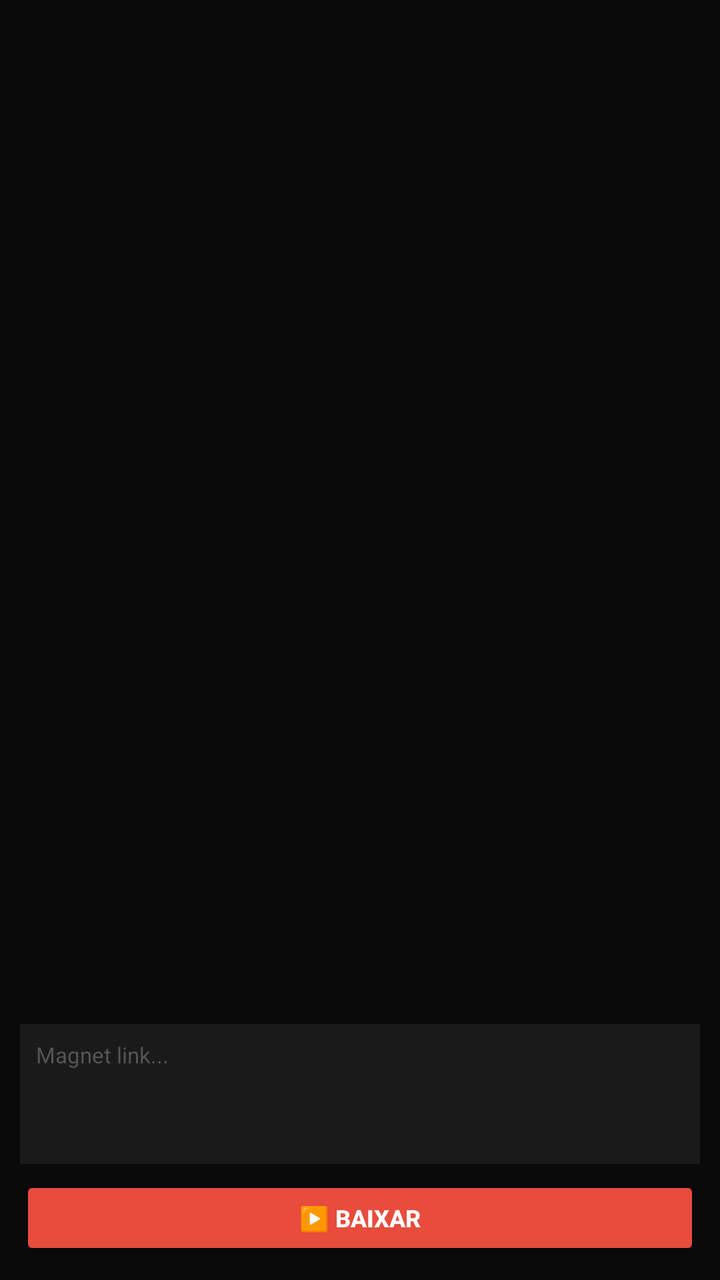
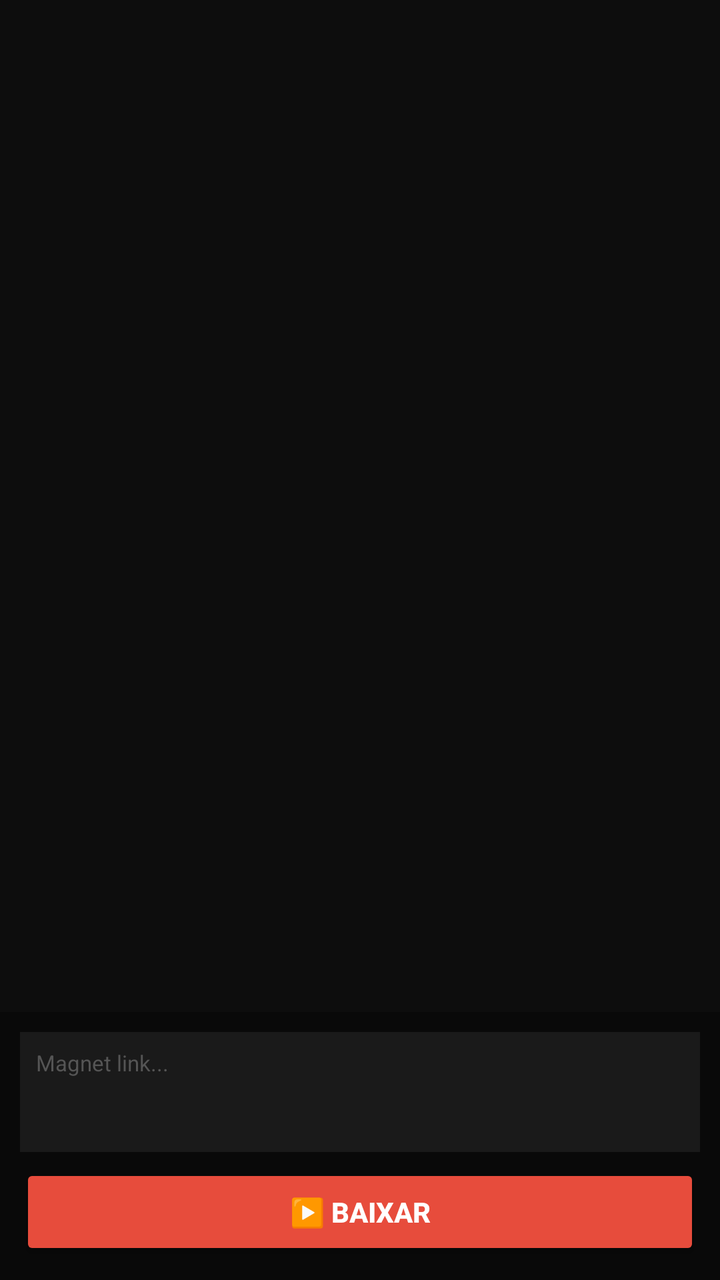

Screens rendered from an Android XML layout before and after an edit, with the pre-edit source and the edit as a unified diff.
<!-- AndroidManifest.xml: application theme Theme.AppCompat.NoActionBar -->
<!-- res/layout/activity_main.xml -->
<?xml version="1.0" encoding="utf-8"?>
<LinearLayout xmlns:android="http://schemas.android.com/apk/res/android"
    android:layout_width="match_parent"
    android:layout_height="match_parent"
    android:orientation="vertical"
    android:background="#0a0a0a">
    
    <ScrollView
        android:id="@+id/log_scroll"
        android:layout_width="match_parent"
        android:layout_height="0dp"
        android:layout_weight="1"
        android:padding="8dp">
        
        <TextView
            android:id="@+id/log_text"
            android:layout_width="match_parent"
            android:layout_height="wrap_content"
            android:textColor="#4ecb71"
            android:textSize="9sp"
            android:fontFamily="monospace" />
    </ScrollView>
    
    <LinearLayout
        android:id="@+id/control_panel"
        android:layout_width="match_parent"
        android:layout_height="wrap_content"
        android:orientation="vertical"
        android:padding="10dp"
        android:background="#cc0a0a0a">
        
        <EditText
            android:id="@+id/magnet_input"
            android:layout_width="match_parent"
            android:layout_height="70dp"
            android:background="#1a1a1a"
            android:gravity="top"
            android:hint="Magnet link..."
            android:textColorHint="#555"
            android:inputType="textMultiLine"
            android:padding="8dp"
            android:textColor="#fff"
            android:textSize="11sp" />
        
        <LinearLayout
            android:layout_width="match_parent"
            android:layout_height="wrap_content"
            android:orientation="horizontal"
            android:layout_marginTop="6dp">
            
            <Button
                android:id="@+id/btn_play"
                android:layout_width="0dp"
                android:layout_height="42dp"
                android:layout_weight="1"
                android:backgroundTint="#e74c3c"
                android:text="▶️ BAIXAR"
                android:textColor="#fff"
                android:textStyle="bold"
                android:textSize="12sp" />
            
            <Button
                android:id="@+id/btn_watch"
                android:layout_width="0dp"
                android:layout_height="42dp"
                android:layout_weight="1"
                android:layout_marginStart="4dp"
                android:backgroundTint="#4ecb71"
                android:text="🎬 ASSISTIR"
                android:textColor="#000"
                android:textStyle="bold"
                android:textSize="12sp"
                android:visibility="gone" />
            
            <Button
                android:id="@+id/btn_stop"
                android:layout_width="0dp"
                android:layout_height="42dp"
                android:layout_weight="1"
                android:layout_marginStart="4dp"
                android:backgroundTint="#555"
                android:text="⏹️ PARAR"
                android:textColor="#fff"
                android:textStyle="bold"
                android:textSize="12sp"
                android:visibility="gone" />
        </LinearLayout>
        
        <ProgressBar
            android:id="@+id/buffer_bar"
            style="?android:attr/progressBarStyleHorizontal"
            android:layout_width="match_parent"
            android:layout_height="4dp"
            android:layout_marginTop="6dp"
            android:progressTint="#e74c3c"
            android:visibility="gone" />
        
        <LinearLayout
            android:id="@+id/stats_row"
            android:layout_width="match_parent"
            android:layout_height="wrap_content"
            android:layout_marginTop="6dp"
            android:orientation="horizontal"
            android:visibility="gone">
            
            <LinearLayout
                android:layout_width="0dp"
                android:layout_height="wrap_content"
                android:layout_weight="1"
                android:gravity="center"
                android:orientation="vertical"
                android:background="#1a1a1a"
                android:padding="5dp"
                android:layout_marginLeft="1dp"
                android:layout_marginRight="1dp">
                <TextView android:id="@+id/stat_progress" android:layout_width="wrap_content" android:layout_height="wrap_content" android:text="0%" android:textColor="#e74c3c" android:textSize="13sp" android:textStyle="bold" />
                <TextView android:layout_width="wrap_content" android:layout_height="wrap_content" android:text="Prog" android:textColor="#888" android:textSize="8sp" />
            </LinearLayout>
            
            <LinearLayout
                android:layout_width="0dp"
                android:layout_height="wrap_content"
                android:layout_weight="1"
                android:gravity="center"
                android:orientation="vertical"
                android:background="#1a1a1a"
                android:padding="5dp"
                android:layout_marginLeft="1dp"
                android:layout_marginRight="1dp">
                <TextView android:id="@+id/stat_speed" android:layout_width="wrap_content" android:layout_height="wrap_content" android:text="0" android:textColor="#e74c3c" android:textSize="13sp" android:textStyle="bold" />
                <TextView android:layout_width="wrap_content" android:layout_height="wrap_content" android:text="Speed" android:textColor="#888" android:textSize="8sp" />
            </LinearLayout>
            
            <LinearLayout
                android:layout_width="0dp"
                android:layout_height="wrap_content"
                android:layout_weight="1"
                android:gravity="center"
                android:orientation="vertical"
                android:background="#1a1a1a"
                android:padding="5dp"
                android:layout_marginLeft="1dp"
                android:layout_marginRight="1dp">
                <TextView android:id="@+id/stat_peers" android:layout_width="wrap_content" android:layout_height="wrap_content" android:text="0" android:textColor="#e74c3c" android:textSize="13sp" android:textStyle="bold" />
                <TextView android:layout_width="wrap_content" android:layout_height="wrap_content" android:text="Peers" android:textColor="#888" android:textSize="8sp" />
            </LinearLayout>
        </LinearLayout>
    </LinearLayout>
    
</LinearLayout>
<!-- resources referenced by this layout -->
<resources>

</resources>

<!-- the commit's change to res/layout/activity_main.xml (unified diff, before → after) -->
@@ -10,14 +10,15 @@
         android:layout_width="match_parent"
         android:layout_height="0dp"
         android:layout_weight="1"
-        android:padding="8dp">
+        android:background="#0d0d0d"
+        android:padding="6dp">
         
         <TextView
             android:id="@+id/log_text"
             android:layout_width="match_parent"
             android:layout_height="wrap_content"
             android:textColor="#4ecb71"
-            android:textSize="9sp"
+            android:textSize="8sp"
             android:fontFamily="monospace" />
     </ScrollView>
     
@@ -27,12 +28,12 @@
         android:layout_height="wrap_content"
         android:orientation="vertical"
         android:padding="10dp"
-        android:background="#cc0a0a0a">
+        android:background="#dd0a0a0a">
         
         <EditText
             android:id="@+id/magnet_input"
             android:layout_width="match_parent"
-            android:layout_height="70dp"
+            android:layout_height="60dp"
             android:background="#1a1a1a"
             android:gravity="top"
             android:hint="Magnet link..."
@@ -51,38 +52,35 @@
             <Button
                 android:id="@+id/btn_play"
                 android:layout_width="0dp"
-                android:layout_height="42dp"
+                android:layout_height="48dp"
                 android:layout_weight="1"
                 android:backgroundTint="#e74c3c"
                 android:text="▶️ BAIXAR"
                 android:textColor="#fff"
-                android:textStyle="bold"
-                android:textSize="12sp" />
+                android:textStyle="bold" />
             
             <Button
                 android:id="@+id/btn_watch"
                 android:layout_width="0dp"
-                android:layout_height="42dp"
+                android:layout_height="48dp"
                 android:layout_weight="1"
                 android:layout_marginStart="4dp"
                 android:backgroundTint="#4ecb71"
                 android:text="🎬 ASSISTIR"
                 android:textColor="#000"
                 android:textStyle="bold"
-                android:textSize="12sp"
                 android:visibility="gone" />
             
             <Button
                 android:id="@+id/btn_stop"
                 android:layout_width="0dp"
-                android:layout_height="42dp"
+                android:layout_height="48dp"
                 android:layout_weight="1"
                 android:layout_marginStart="4dp"
                 android:backgroundTint="#555"
                 android:text="⏹️ PARAR"
                 android:textColor="#fff"
                 android:textStyle="bold"
-                android:textSize="12sp"
                 android:visibility="gone" />
         </LinearLayout>
         
@@ -90,7 +88,7 @@
             android:id="@+id/buffer_bar"
             style="?android:attr/progressBarStyleHorizontal"
             android:layout_width="match_parent"
-            android:layout_height="4dp"
+            android:layout_height="5dp"
             android:layout_marginTop="6dp"
             android:progressTint="#e74c3c"
             android:visibility="gone" />
@@ -103,47 +101,10 @@
             android:orientation="horizontal"
             android:visibility="gone">
             
-            <LinearLayout
-                android:layout_width="0dp"
-                android:layout_height="wrap_content"
-                android:layout_weight="1"
-                android:gravity="center"
-                android:orientation="vertical"
-                android:background="#1a1a1a"
-                android:padding="5dp"
-                android:layout_marginLeft="1dp"
-                android:layout_marginRight="1dp">
-                <TextView android:id="@+id/stat_progress" android:layout_width="wrap_content" android:layout_height="wrap_content" android:text="0%" android:textColor="#e74c3c" android:textSize="13sp" android:textStyle="bold" />
-                <TextView android:layout_width="wrap_content" android:layout_height="wrap_content" android:text="Prog" android:textColor="#888" android:textSize="8sp" />
-            </LinearLayout>
+            <TextView android:id="@+id/stat_progress" android:layout_width="0dp" android:layout_height="wrap_content" android:layout_weight="1" android:text="0%" android:textColor="#e74c3c" android:textSize="14sp" android:textStyle="bold" android:gravity="center" android:background="#1a1a1a" android:padding="8dp" />
+            <TextView android:id="@+id/stat_speed" android:layout_width="0dp" android:layout_height="wrap_content" android:layout_weight="1" android:text="0 KB/s" android:textColor="#e74c3c" android:textSize="14sp" android:textStyle="bold" android:gravity="center" android:background="#1a1a1a" android:padding="8dp" android:layout_marginStart="4dp" />
+            <TextView android:id="@+id/stat_peers" android:layout_width="0dp" android:layout_height="wrap_content" android:layout_weight="1" android:text="0" android:textColor="#e74c3c" android:textSize="14sp" android:textStyle="bold" android:gravity="center" android:background="#1a1a1a" android:padding="8dp" android:layout_marginStart="4dp" />
             
-            <LinearLayout
-                android:layout_width="0dp"
-                android:layout_height="wrap_content"
-                android:layout_weight="1"
-                android:gravity="center"
-                android:orientation="vertical"
-                android:background="#1a1a1a"
-                android:padding="5dp"
-                android:layout_marginLeft="1dp"
-                android:layout_marginRight="1dp">
-                <TextView android:id="@+id/stat_speed" android:layout_width="wrap_content" android:layout_height="wrap_content" android:text="0" android:textColor="#e74c3c" android:textSize="13sp" android:textStyle="bold" />
-                <TextView android:layout_width="wrap_content" android:layout_height="wrap_content" android:text="Speed" android:textColor="#888" android:textSize="8sp" />
-            </LinearLayout>
-            
-            <LinearLayout
-                android:layout_width="0dp"
-                android:layout_height="wrap_content"
-                android:layout_weight="1"
-                android:gravity="center"
-                android:orientation="vertical"
-                android:background="#1a1a1a"
-                android:padding="5dp"
-                android:layout_marginLeft="1dp"
-                android:layout_marginRight="1dp">
-                <TextView android:id="@+id/stat_peers" android:layout_width="wrap_content" android:layout_height="wrap_content" android:text="0" android:textColor="#e74c3c" android:textSize="13sp" android:textStyle="bold" />
-                <TextView android:layout_width="wrap_content" android:layout_height="wrap_content" android:text="Peers" android:textColor="#888" android:textSize="8sp" />
-            </LinearLayout>
         </LinearLayout>
     </LinearLayout>
     
